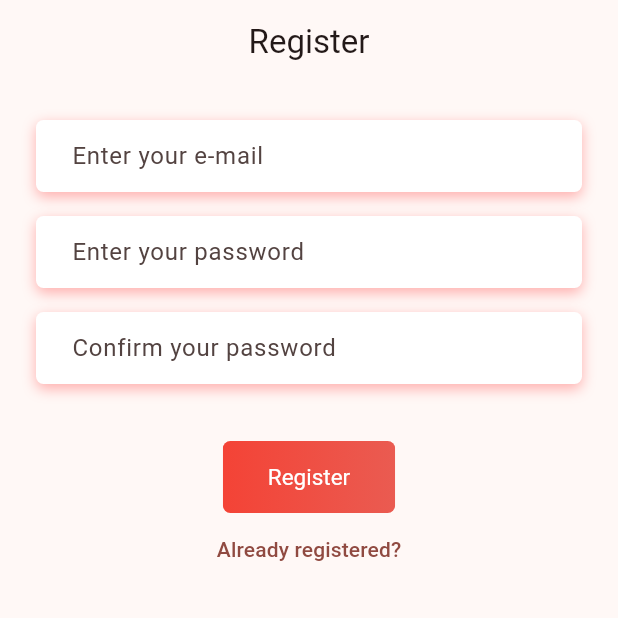
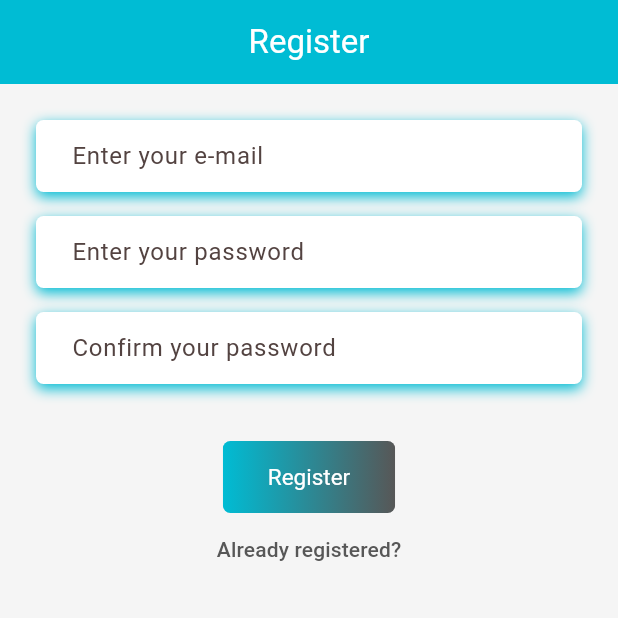
Before and after one commit to linnathoncode/notey, a Flutter app: the screen it shows after launch, after a tap on "Login", after a tap on "Not registered yet?", on a phone screen of 412 x 824 dp, the top half of it. Run offline on Flutter 3.47's test engine with Material 3 defaults, Android fonts, the phone set to English and light mode, and no system bars; our stand-ins replace firebase_auth, firebase_core, sqflite; accounts and stored records are empty.

Commit message:
overhauled color management

```diff
--- /dev/null
+++ b/lib/utilities/colors.dart
@@ -0,0 +1,12 @@
+import 'package:flutter/material.dart';
+
+const kPrimaryColor =
+    Colors.cyan; // Main color used for branding, buttons, etc.
+const kSecondaryColor =
+    Color(0xFF575757); // Secondary, used to complement the primary color
+const kAccentColor = Colors.white; // Accent, used for contrasting elements
+var kBackgroundColor = Colors.grey.shade100; // Background color for screens
+const kErrorColor = Colors.red; // Error states or messages
+const kDisabledColor = Color.fromARGB(255, 87, 87, 87);
+const kFontColor = Colors.black;
+var kHintColor = Colors.grey.shade800;
--- a/lib/views/login_view.dart
+++ b/lib/views/login_view.dart
@@ -2,6 +2,7 @@ import 'package:flutter/material.dart';
 import 'package:notey/constants/routes.dart';
 import 'package:notey/services/auth/auth_exceptions.dart';
 import 'package:notey/services/auth/auth_service.dart';
+import 'package:notey/utilities/colors.dart';
 import 'package:notey/utilities/show_snack_bar.dart';
 import 'dart:developer' as devtools show log;
 
@@ -35,7 +36,11 @@ class _LoginViewState extends State<LoginView> {
   @override
   Widget build(BuildContext context) {
     return Scaffold(
-      appBar: AppBar(title: const Center(child: Text('Login'))),
+      appBar: AppBar(
+        title: const Center(child: Text('Login')),
+        backgroundColor: kPrimaryColor,
+        foregroundColor: kAccentColor,
+      ),
       body: SingleChildScrollView(
         child: Padding(
           padding: const EdgeInsets.all(16.0),
@@ -47,11 +52,11 @@ class _LoginViewState extends State<LoginView> {
                   padding: const EdgeInsets.all(8.0),
                   child: Container(
                     decoration: BoxDecoration(
-                      color: Colors.white,
+                      color: kAccentColor,
                       borderRadius: BorderRadius.circular(5),
                       boxShadow: const [
                         BoxShadow(
-                          color: Color.fromARGB(75, 255, 0, 0),
+                          color: kPrimaryColor,
                           blurRadius: 7.0,
                           offset: Offset(0, 3),
                         ),
@@ -82,11 +87,11 @@ class _LoginViewState extends State<LoginView> {
                   padding: const EdgeInsets.all(8.0),
                   child: Container(
                     decoration: BoxDecoration(
-                      color: Colors.white,
+                      color: kAccentColor,
                       borderRadius: BorderRadius.circular(5),
                       boxShadow: const [
                         BoxShadow(
-                          color: Color.fromARGB(75, 255, 0, 0),
+                          color: kPrimaryColor,
                           blurRadius: 7.0,
                           offset: Offset(0, 3),
                         ),
@@ -119,11 +124,11 @@ class _LoginViewState extends State<LoginView> {
                   padding: const EdgeInsets.all(8),
                   child: Container(
                     decoration: BoxDecoration(
-                      color: Colors.white,
+                      color: kAccentColor,
                       borderRadius: BorderRadius.circular(5),
                       boxShadow: const [
                         BoxShadow(
-                          color: Color.fromARGB(75, 255, 0, 0),
+                          color: kPrimaryColor,
                           blurRadius: 7.0,
                           offset: Offset(0, 3),
                         ),
@@ -137,10 +142,7 @@ class _LoginViewState extends State<LoginView> {
                             child: Container(
                               decoration: const BoxDecoration(
                                 gradient: LinearGradient(
-                                  colors: [
-                                    Colors.red,
-                                    Color.fromARGB(255, 234, 91, 81)
-                                  ],
+                                  colors: [kPrimaryColor, kSecondaryColor],
                                 ),
                               ),
                             ),
@@ -203,7 +205,7 @@ class _LoginViewState extends State<LoginView> {
                             style: TextButton.styleFrom(
                                 padding: const EdgeInsets.only(
                                     top: 15, bottom: 15, left: 30, right: 30),
-                                foregroundColor: Colors.white,
+                                foregroundColor: kAccentColor,
                                 textStyle: const TextStyle(fontSize: 15)),
                             child: const Text("Login"),
                           ),
@@ -219,12 +221,16 @@ class _LoginViewState extends State<LoginView> {
                         (route) => false,
                       );
                     },
-                    child: const Text('Not registered yet?')),
+                    child: const Text(
+                      'Not registered yet?',
+                      style: TextStyle(color: kSecondaryColor),
+                    )),
               ],
             ),
           ),
         ),
       ),
+      backgroundColor: kBackgroundColor,
     );
   }
 }
--- a/lib/views/register_view.dart
+++ b/lib/views/register_view.dart
@@ -3,6 +3,7 @@ import 'package:flutter/material.dart';
 import 'package:notey/constants/routes.dart';
 import 'package:notey/services/auth/auth_exceptions.dart';
 import 'package:notey/services/auth/auth_service.dart';
+import 'package:notey/utilities/colors.dart';
 import 'package:notey/utilities/show_snack_bar.dart';
 
 class RegisterView extends StatefulWidget {
@@ -39,7 +40,11 @@ class _RegisterViewState extends State<RegisterView> {
   @override
   Widget build(BuildContext context) {
     return Scaffold(
-      appBar: AppBar(title: const Center(child: Text("Register"))),
+      appBar: AppBar(
+        title: const Center(child: Text("Register")),
+        backgroundColor: kPrimaryColor,
+        foregroundColor: kAccentColor,
+      ),
       body: SingleChildScrollView(
         padding: const EdgeInsets.all(16),
         child: Form(
@@ -50,11 +55,11 @@ class _RegisterViewState extends State<RegisterView> {
                 padding: const EdgeInsets.all(8),
                 child: Container(
                   decoration: BoxDecoration(
-                    color: Colors.white,
+                    color: kAccentColor,
                     borderRadius: BorderRadius.circular(5),
                     boxShadow: const [
                       BoxShadow(
-                        color: Color.fromARGB(75, 255, 0, 0),
+                        color: kPrimaryColor,
                         blurRadius: 7.0,
                         offset: Offset(0, 3),
                       ),
@@ -65,6 +70,7 @@ class _RegisterViewState extends State<RegisterView> {
                     keyboardType: TextInputType.emailAddress,
                     controller: _email,
                     decoration: const InputDecoration(
+                      errorStyle: TextStyle(color: kErrorColor),
                       hintText: "Enter your e-mail",
                       contentPadding: EdgeInsets.symmetric(horizontal: 20),
                       border: OutlineInputBorder(
@@ -85,11 +91,11 @@ class _RegisterViewState extends State<RegisterView> {
                 padding: const EdgeInsets.all(8),
                 child: Container(
                   decoration: BoxDecoration(
-                    color: Colors.white,
+                    color: kAccentColor,
                     borderRadius: BorderRadius.circular(5),
                     boxShadow: const [
                       BoxShadow(
-                        color: Color.fromARGB(75, 255, 0, 0),
+                        color: kPrimaryColor,
                         blurRadius: 7.0,
                         offset: Offset(0, 3),
                       ),
@@ -102,6 +108,7 @@ class _RegisterViewState extends State<RegisterView> {
                     autocorrect: false,
                     controller: _password,
                     decoration: const InputDecoration(
+                      errorStyle: TextStyle(color: kErrorColor),
                       hintText: "Enter your password",
                       contentPadding: EdgeInsets.symmetric(horizontal: 20),
                       border: OutlineInputBorder(
@@ -122,11 +129,11 @@ class _RegisterViewState extends State<RegisterView> {
                 padding: const EdgeInsets.all(8),
                 child: Container(
                   decoration: BoxDecoration(
-                    color: Colors.white,
+                    color: kAccentColor,
                     borderRadius: BorderRadius.circular(5),
                     boxShadow: const [
                       BoxShadow(
-                        color: Color.fromARGB(75, 255, 0, 0),
+                        color: kPrimaryColor,
                         blurRadius: 7.0,
                         offset: Offset(0, 3),
                       ),
@@ -139,6 +146,7 @@ class _RegisterViewState extends State<RegisterView> {
                     autocorrect: false,
                     controller: _confirmPassword,
                     decoration: const InputDecoration(
+                      errorStyle: TextStyle(color: kErrorColor),
                       hintText: "Confirm your password",
                       contentPadding: EdgeInsets.symmetric(horizontal: 20),
                       border: OutlineInputBorder(
@@ -167,10 +175,7 @@ class _RegisterViewState extends State<RegisterView> {
                       child: Container(
                         decoration: const BoxDecoration(
                           gradient: LinearGradient(
-                            colors: [
-                              Colors.red,
-                              Color.fromARGB(255, 234, 91, 81)
-                            ],
+                            colors: [kPrimaryColor, kSecondaryColor],
                           ),
                         ),
                       ),
@@ -217,7 +222,7 @@ class _RegisterViewState extends State<RegisterView> {
                       style: TextButton.styleFrom(
                         padding: const EdgeInsets.only(
                             top: 15, bottom: 15, left: 30, right: 30),
-                        foregroundColor: Colors.white,
+                        foregroundColor: kAccentColor,
                         textStyle: const TextStyle(fontSize: 15),
                       ),
                       child: const Text("Register"),
@@ -232,13 +237,17 @@ class _RegisterViewState extends State<RegisterView> {
                     (route) => false,
                   );
                 },
-                child: const Text('Already registered?'),
+                child: const Text(
+                  'Already registered?',
+                  style: TextStyle(color: kSecondaryColor),
+                ),
               ),
               const SizedBox(height: 20),
             ],
           ),
         ),
       ),
+      backgroundColor: kBackgroundColor,
     );
   }
 }
```
Also changed, not shown: lib/utilities/generic_dialog.dart (+30 -2 lines), lib/utilities/show_snack_bar.dart (+5 -4 lines), lib/views/notes/create_or_update_note_view.dart (+12 -10 lines), lib/views/notes/notes_card_view.dart (+5 -4 lines), lib/views/notes/notes_view.dart (+29 -16 lines), lib/views/verify_email_view.dart (+7 -6 lines).
